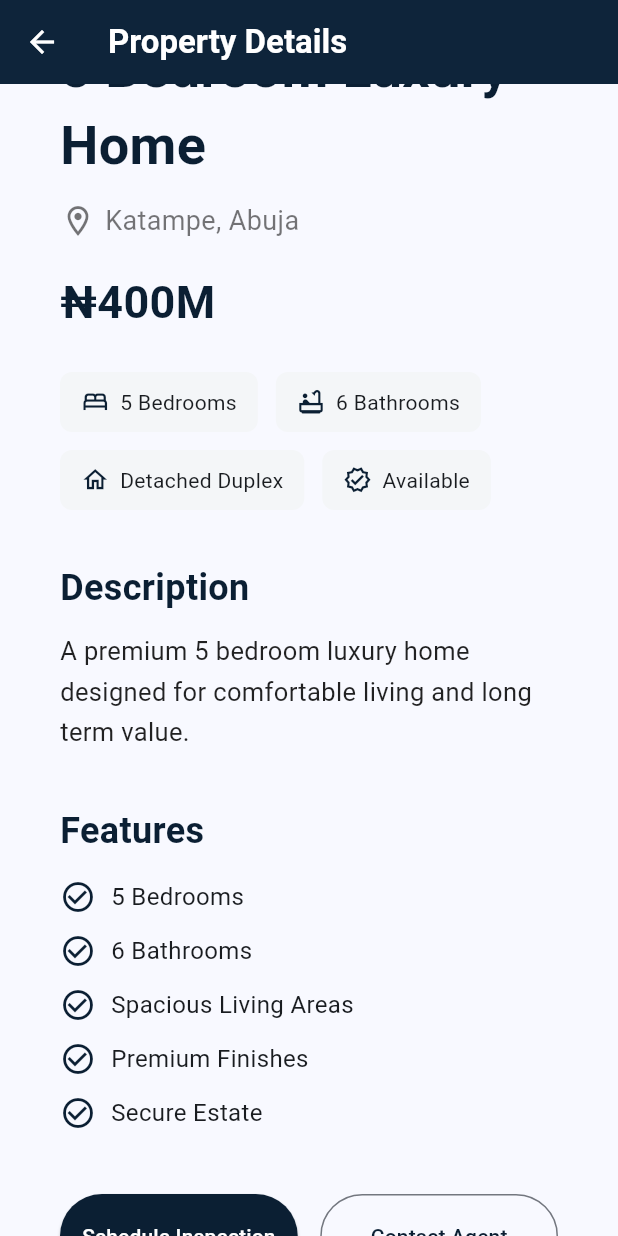
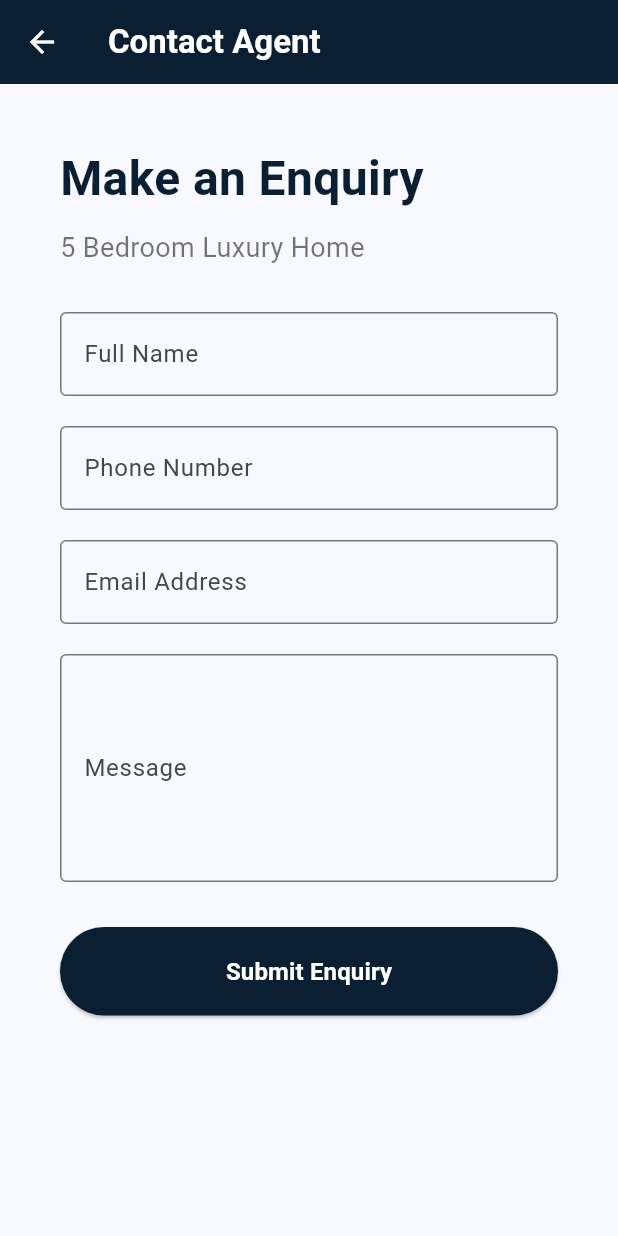
Before and after one commit to siregifted/gifted-property, a Flutter app: the PropertyDetailsPage screen opened directly with sample values from the repository, scrolled down 576 dp, after a tap on "Contact Agent", on a phone screen of 412 x 824 dp. Run offline on Flutter 3.47's test engine with Material 3 defaults, Android fonts, the phone set to English and light mode, and no system bars; Roboto replaces fonts that are missing (Arial).

Commit message:
Add property enquiry flow

```diff
--- a/lib/data/properties.dart
+++ b/lib/data/properties.dart
@@ -8,8 +8,7 @@ const List<Property> properties = [
     bedrooms: 5,
     bathrooms: 6,
     propertyType: 'Detached Duplex',
-    description:
-        'A premium 5 bedroom luxury home designed for comfortable living and long term value.',
+    description: 'A premium 5 bedroom luxury home designed for comfortable living and long term value.',
     imageUrls: [],
     features: [
       '5 Bedrooms',
@@ -46,8 +45,7 @@ const List<Property> properties = [
     bedrooms: 4,
     bathrooms: 5,
     propertyType: 'Off Plan Villa',
-    description:
-        'An off plan villa opportunity designed for buyers seeking modern living and property investment.',
+    description: 'An off plan villa opportunity designed for buyers seeking modern living and property investment.',
     imageUrls: [],
     features: [
       '4 Bedrooms',
--- /dev/null
+++ b/lib/models/enquiry.dart
@@ -0,0 +1,19 @@
+class Enquiry {
+  final String propertyTitle;
+  final String propertyLocation;
+  final String name;
+  final String phone;
+  final String email;
+  final String message;
+  final DateTime createdAt;
+
+  const Enquiry({
+    required this.propertyTitle,
+    required this.propertyLocation,
+    required this.name,
+    required this.phone,
+    required this.email,
+    required this.message,
+    required this.createdAt,
+  });
+}
--- /dev/null
+++ b/lib/pages/enquiry_page.dart
@@ -0,0 +1,186 @@
+import 'package:flutter/material.dart';
+
+import '../models/enquiry.dart';
+import '../models/property.dart';
+import '../repositories/enquiry_repository.dart';
+
+class EnquiryPage extends StatefulWidget {
+  final Property property;
+
+  const EnquiryPage({super.key, required this.property});
+
+  @override
+  State<EnquiryPage> createState() => _EnquiryPageState();
+}
+
+class _EnquiryPageState extends State<EnquiryPage> {
+  final _formKey = GlobalKey<FormState>();
+
+  final _nameController = TextEditingController();
+  final _phoneController = TextEditingController();
+  final _emailController = TextEditingController();
+  final _messageController = TextEditingController();
+
+  final EnquiryRepository _enquiryRepository = EnquiryRepository.instance;
+
+  @override
+  void dispose() {
+    _nameController.dispose();
+    _phoneController.dispose();
+    _emailController.dispose();
+    _messageController.dispose();
+    super.dispose();
+  }
+
+  void _submitEnquiry() {
+    if (!_formKey.currentState!.validate()) {
+      return;
+    }
+
+    final enquiry = Enquiry(
+      propertyTitle: widget.property.title,
+      propertyLocation: widget.property.location,
+      name: _nameController.text.trim(),
+      phone: _phoneController.text.trim(),
+      email: _emailController.text.trim(),
+      message: _messageController.text.trim(),
+      createdAt: DateTime.now(),
+    );
+
+    _enquiryRepository.addEnquiry(enquiry);
+
+    ScaffoldMessenger.of(context).showSnackBar(
+      const SnackBar(content: Text('Your enquiry has been submitted.')),
+    );
+
+    Navigator.pop(context);
+  }
+
+  String? _requiredField(String? value, String fieldName) {
+    if (value == null || value.trim().isEmpty) {
+      return 'Please enter your $fieldName.';
+    }
+
+    return null;
+  }
+
+  String? _validateEmail(String? value) {
+    if (value == null || value.trim().isEmpty) {
+      return 'Please enter your email.';
+    }
+
+    if (!value.contains('@')) {
+      return 'Please enter a valid email.';
+    }
+
+    return null;
+  }
+
+  @override
+  Widget build(BuildContext context) {
+    return Scaffold(
+      appBar: AppBar(
+        backgroundColor: const Color(0xFF0B1F33),
+        foregroundColor: Colors.white,
+        title: const Text(
+          'Contact Agent',
+          style: TextStyle(fontWeight: FontWeight.bold),
+        ),
+      ),
+      body: SingleChildScrollView(
+        padding: const EdgeInsets.all(40),
+        child: Center(
+          child: ConstrainedBox(
+            constraints: const BoxConstraints(maxWidth: 700),
+            child: Form(
+              key: _formKey,
+              child: Column(
+                crossAxisAlignment: CrossAxisAlignment.start,
+                children: [
+                  const Text(
+                    'Make an Enquiry',
+                    style: TextStyle(
+                      fontSize: 32,
+                      fontWeight: FontWeight.bold,
+                      color: Color(0xFF0B1F33),
+                    ),
+                  ),
+                  const SizedBox(height: 10),
+                  Text(
+                    widget.property.title,
+                    style: const TextStyle(fontSize: 18, color: Colors.black54),
+                  ),
+                  const SizedBox(height: 30),
+                  TextFormField(
+                    controller: _nameController,
+                    decoration: const InputDecoration(
+                      labelText: 'Full Name',
+                      border: OutlineInputBorder(),
+                    ),
+                    validator: (value) {
+                      return _requiredField(value, 'full name');
+                    },
+                  ),
+                  const SizedBox(height: 20),
+                  TextFormField(
+                    controller: _phoneController,
+                    keyboardType: TextInputType.phone,
+                    decoration: const InputDecoration(
+                      labelText: 'Phone Number',
+                      border: OutlineInputBorder(),
+                    ),
+                    validator: (value) {
+                      return _requiredField(value, 'phone number');
+                    },
+                  ),
+                  const SizedBox(height: 20),
+                  TextFormField(
+                    controller: _emailController,
+                    keyboardType: TextInputType.emailAddress,
+                    decoration: const InputDecoration(
+                      labelText: 'Email Address',
+                      border: OutlineInputBorder(),
+                    ),
+                    validator: _validateEmail,
+                  ),
+                  const SizedBox(height: 20),
+                  TextFormField(
+                    controller: _messageController,
+                    maxLines: 5,
+                    decoration: const InputDecoration(
+                      labelText: 'Message',
+                      hintText: 'Tell us how we can help you.',
+                      border: OutlineInputBorder(),
+                    ),
+                    validator: (value) {
+                      return _requiredField(value, 'message');
+                    },
+                  ),
+                  const SizedBox(height: 30),
+                  SizedBox(
+                    width: double.infinity,
+                    child: ElevatedButton(
+                      onPressed: _submitEnquiry,
+                      style: ElevatedButton.styleFrom(
+                        backgroundColor: const Color(0xFF0B1F33),
+                        foregroundColor: Colors.white,
+                        padding: const EdgeInsets.symmetric(vertical: 18),
+                      ),
+                      child: const Text(
+                        'Submit Enquiry',
+                        style: TextStyle(
+                          fontSize: 16,
+                          fontWeight: FontWeight.bold,
+                        ),
+                      ),
+                    ),
+                  ),
+                ],
+              ),
+            ),
+          ),
+        ),
+      ),
+    );
+  }
+}
--- a/lib/pages/property_details_page.dart
+++ b/lib/pages/property_details_page.dart
@@ -1,14 +1,12 @@
 import 'package:flutter/material.dart';
 
 import '../models/property.dart';
+import 'enquiry_page.dart';
 
 class PropertyDetailsPage extends StatefulWidget {
   final Property property;
 
-  const PropertyDetailsPage({
-    super.key,
-    required this.property,
-  });
+  const PropertyDetailsPage({super.key, required this.property});
 
   @override
   State<PropertyDetailsPage> createState() => _PropertyDetailsPageState();
@@ -35,17 +33,13 @@ class _PropertyDetailsPageState extends State<PropertyDetailsPage> {
         foregroundColor: Colors.white,
         title: const Text(
           'Property Details',
-          style: TextStyle(
-            fontWeight: FontWeight.bold,
-          ),
+          style: TextStyle(fontWeight: FontWeight.bold),
         ),
       ),
       body: SingleChildScrollView(
         child: Center(
           child: ConstrainedBox(
-            constraints: const BoxConstraints(
-              maxWidth: 1100,
-            ),
+            constraints: const BoxConstraints(maxWidth: 1100),
             child: Column(
               crossAxisAlignment: CrossAxisAlignment.start,
               children: [
@@ -110,14 +104,8 @@ class _PropertyDetailsPageState extends State<PropertyDetailsPage> {
                             Icons.bathtub_outlined,
                             '${property.bathrooms} Bathrooms',
                           ),
-                          _infoChip(
-                            Icons.home_outlined,
-                            property.propertyType,
-                          ),
-                          _infoChip(
-                            Icons.verified_outlined,
-                            property.status,
-                          ),
+                          _infoChip(Icons.home_outlined, property.propertyType),
+                          _infoChip(Icons.verified_outlined, property.status),
                         ],
                       ),
 
@@ -156,12 +144,9 @@ class _PropertyDetailsPageState extends State<PropertyDetailsPage> {
 
                       const SizedBox(height: 15),
 
-                      ...property.features.map(
-                        (feature) {
+                      ...property.features.map((feature) {
                         return Padding(
-                            padding: const EdgeInsets.only(
-                              bottom: 12,
-                            ),
+                          padding: const EdgeInsets.only(bottom: 12),
                           child: Row(
                             children: [
                               const Icon(
@@ -172,16 +157,13 @@ class _PropertyDetailsPageState extends State<PropertyDetailsPage> {
                               Expanded(
                                 child: Text(
                                   feature,
-                                    style: const TextStyle(
-                                      fontSize: 16,
-                                    ),
+                                  style: const TextStyle(fontSize: 16),
                                 ),
                               ),
                             ],
                           ),
                         );
-                        },
-                      ),
+                      }),
 
                       const SizedBox(height: 30),
 
@@ -191,32 +173,34 @@ class _PropertyDetailsPageState extends State<PropertyDetailsPage> {
                             child: ElevatedButton(
                               onPressed: () {},
                               style: ElevatedButton.styleFrom(
-                                backgroundColor:
-                                    const Color(0xFF0B1F33),
+                                backgroundColor: const Color(0xFF0B1F33),
                                 foregroundColor: Colors.white,
                                 padding: const EdgeInsets.symmetric(
                                   vertical: 18,
                                 ),
                               ),
-                              child: const Text(
-                                'Schedule Inspection',
-                              ),
+                              child: const Text('Schedule Inspection'),
                             ),
                           ),
                           const SizedBox(width: 15),
                           Expanded(
                             child: OutlinedButton(
-                              onPressed: () {},
+                              onPressed: () {
+                                Navigator.push(
+                                  context,
+                                  MaterialPageRoute(
+                                    builder: (context) =>
+                                        EnquiryPage(property: property),
+                                  ),
+                                );
+                              },
                               style: OutlinedButton.styleFrom(
-                                foregroundColor:
-                                    const Color(0xFF0B1F33),
+                                foregroundColor: const Color(0xFF0B1F33),
                                 padding: const EdgeInsets.symmetric(
                                   vertical: 18,
                                 ),
                               ),
-                              child: const Text(
-                                'Contact Agent',
-                              ),
+                              child: const Text('Contact Agent'),
                             ),
                           ),
                         ],
@@ -260,7 +244,9 @@ class _PropertyDetailsPageState extends State<PropertyDetailsPage> {
       );
     }
 
-    final selectedImageIndex = _selectedImageIndex < property.imageUrls.length ? _selectedImageIndex : 0;
+    final selectedImageIndex = _selectedImageIndex < property.imageUrls.length
+        ? _selectedImageIndex
+        : 0;
 
     return Column(
       children: [
@@ -341,8 +327,7 @@ class _PropertyDetailsPageState extends State<PropertyDetailsPage> {
                   return const SizedBox(width: 12);
                 },
                 itemBuilder: (context, index) {
-                  final isSelected =
-                      index == _selectedImageIndex;
+                  final isSelected = index == _selectedImageIndex;
 
                   return GestureDetector(
                     onTap: () {
@@ -366,8 +351,7 @@ class _PropertyDetailsPageState extends State<PropertyDetailsPage> {
                         child: Image.network(
                           property.imageUrls[index],
                           fit: BoxFit.cover,
-                          errorBuilder:
-                              (context, error, stackTrace) {
+                          errorBuilder: (context, error, stackTrace) {
                             return Container(
                               color: const Color(0xFFE8EEF3),
                               child: const Icon(
@@ -397,24 +381,14 @@ class _PropertyDetailsPageState extends State<PropertyDetailsPage> {
       shape: const CircleBorder(),
       child: IconButton(
         onPressed: onPressed,
-        icon: Icon(
-          icon,
-          color: Colors.white,
-          size: 22,
-        ),
+        icon: Icon(icon, color: Colors.white, size: 22),
       ),
     );
   }
 
-  Widget _infoChip(
-    IconData icon,
-    String label,
-  ) {
+  Widget _infoChip(IconData icon, String label) {
     return Container(
-      padding: const EdgeInsets.symmetric(
-        horizontal: 14,
-        vertical: 10,
-      ),
+      padding: const EdgeInsets.symmetric(horizontal: 14, vertical: 10),
       decoration: BoxDecoration(
         color: const Color(0xFFF4F6F8),
         borderRadius: BorderRadius.circular(8),
@@ -422,11 +396,7 @@ class _PropertyDetailsPageState extends State<PropertyDetailsPage> {
       child: Row(
         mainAxisSize: MainAxisSize.min,
         children: [
-          Icon(
-            icon,
-            size: 19,
-            color: const Color(0xFF0B1F33),
-          ),
+          Icon(icon, size: 19, color: const Color(0xFF0B1F33)),
           const SizedBox(width: 7),
           Text(label),
         ],
--- /dev/null
+++ b/lib/repositories/enquiry_repository.dart
@@ -0,0 +1,17 @@
+import '../models/enquiry.dart';
+
+class EnquiryRepository {
+  EnquiryRepository._();
+
+  static final EnquiryRepository instance = EnquiryRepository._();
+
+  final List<Enquiry> _enquiries = [];
+
+  List<Enquiry> getEnquiries() {
+    return List.unmodifiable(_enquiries);
+  }
+
+  void addEnquiry(Enquiry enquiry) {
+    _enquiries.add(enquiry);
+  }
+}
--- a/lib/widgets/property_card.dart
+++ b/lib/widgets/property_card.dart
@@ -6,10 +6,7 @@ import '../pages/property_details_page.dart';
 class PropertyCard extends StatelessWidget {
   final Property property;
 
-  const PropertyCard({
-    super.key,
-    required this.property,
-  });
+  const PropertyCard({super.key, required this.property});
 
   String _formatPrice(int price) {
     if (price >= 1000000) {
@@ -29,9 +26,7 @@ class PropertyCard extends StatelessWidget {
           Navigator.push(
             context,
             MaterialPageRoute(
-              builder: (context) => PropertyDetailsPage(
-                property: property,
-              ),
+              builder: (context) => PropertyDetailsPage(property: property),
             ),
           );
         },
@@ -72,9 +67,7 @@ class PropertyCard extends StatelessWidget {
                       Expanded(
                         child: Text(
                           property.location,
-                          style: const TextStyle(
-                            color: Colors.black54,
-                          ),
+                          style: const TextStyle(color: Colors.black54),
                         ),
                       ),
                     ],
@@ -96,10 +89,7 @@ class PropertyCard extends StatelessWidget {
                       Row(
                         mainAxisSize: MainAxisSize.min,
                         children: [
-                          const Icon(
-                            Icons.bed_outlined,
-                            size: 18,
-                          ),
+                          const Icon(Icons.bed_outlined, size: 18),
                           const SizedBox(width: 4),
                           Text('${property.bedrooms} Beds'),
                         ],
@@ -107,10 +97,7 @@ class PropertyCard extends StatelessWidget {
                       Row(
                         mainAxisSize: MainAxisSize.min,
                         children: [
-                          const Icon(
-                            Icons.bathtub_outlined,
-                            size: 18,
-                          ),
+                          const Icon(Icons.bathtub_outlined, size: 18),
                           const SizedBox(width: 4),
                           Text('${property.bathrooms} Baths'),
                         ],
```
Lines whose indentation alone changed are shown as unchanged.
